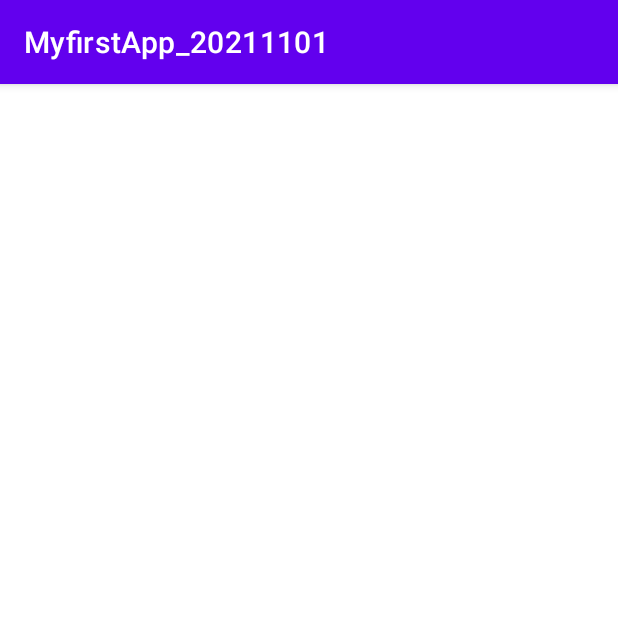
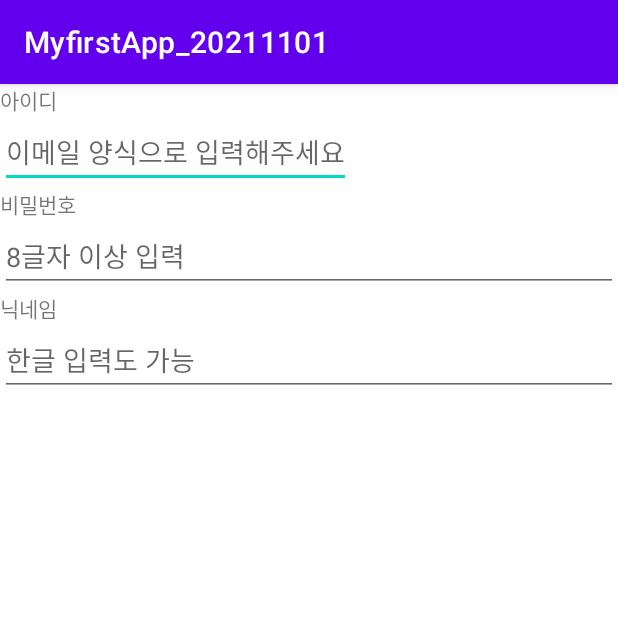
Before and after one commit to Lyne121/MyfirstApp_20211101, an Android app: the screen it shows after launch (MainActivity), on a phone screen of 412 x 824 dp, the top half of it. Run offline under Robolectric (Android 15) with nearby library versions, the phone set to English and light mode, and no system bars.

Commit message:
비번/닉네임 입력칸 : Edit Text 체험중  - inputType : password 관련  - singleLine : 한줄 입력 강제

```diff
--- a/app/src/main/res/layout/activity_main.xml
+++ b/app/src/main/res/layout/activity_main.xml
@@ -7,5 +7,42 @@
     android:layout_height="match_parent"
     tools:context=".MainActivity">
 
+    <TextView
+        android:layout_width="wrap_content"
+        android:layout_height="wrap_content"
+        android:text="아이디" />
+
+    <EditText
+        android:layout_width="wrap_content"
+        android:layout_height="wrap_content"
+        android:hint="이메일 양식으로 입력해주세요"
+        android:inputType="textEmailAddress"/>
+
+    <TextView
+        android:layout_width="wrap_content"
+        android:layout_height="wrap_content"
+        android:text="비밀번호" />
+
+    <EditText
+        android:layout_width="match_parent"
+        android:layout_height="wrap_content"
+        android:hint="8글자 이상 입력"
+        android:inputType="textPassword"/>
+
+    <TextView
+        android:layout_width="wrap_content"
+        android:layout_height="wrap_content"
+        android:text="닉네임" />
+
+    <EditText
+        android:layout_width="match_parent"
+        android:layout_height="wrap_content"
+        android:singleLine="true"
+        android:hint="한글 입력도 가능" />
+
+
+
+
+
 
 </LinearLayout>
```
